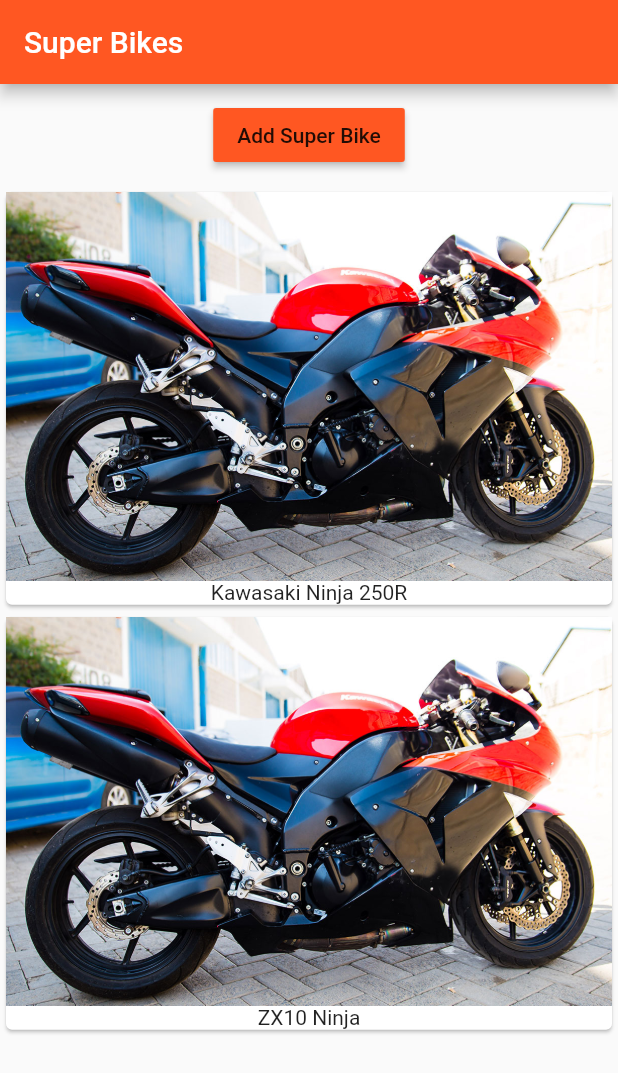
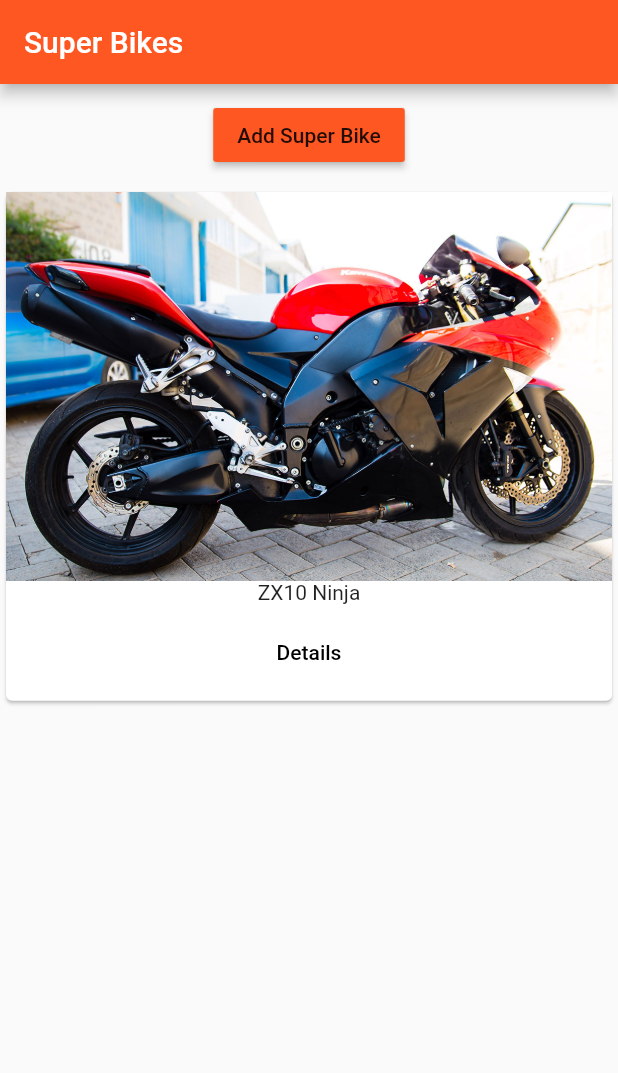
Before and after one commit to WambuaSimon/FlutterEasyList, a Flutter app: the screen it shows after launch, after a tap on "Add Super Bike", on a phone screen of 412 x 824 dp. Shown: the top 1073 px of the screen. Run offline on Flutter 3.47's test engine with Material 2 defaults, Android fonts, the phone set to English and light mode, and no system bars.

Commit message:
added basic navigation

```diff
--- a/lib/main.dart
+++ b/lib/main.dart
@@ -1,5 +1,6 @@
 import 'package:flutter/material.dart';
-import './product_manager.dart';
+import './pages/home.dart';
+
 // import 'package:flutter/rendering.dart';
 main() {
   // debugPaintSizeEnabled  = true;
@@ -10,16 +11,11 @@ class MyApp extends StatelessWidget {
   @override
   Widget build(BuildContext context) {
     return MaterialApp(
-      // debugShowMaterialGrid: true,
-      theme: ThemeData(
-          brightness: Brightness .light,
-          accentColor: Colors.deepPurple,
-          primarySwatch: Colors.deepOrange),
-      home: Scaffold(
-          appBar: AppBar(
-            title: Text('Super Bikes'),
-          ),
-          body: ProductManager('Kawasaki Ninja 250R')),
-    );
+        // debugShowMaterialGrid: true,
+        theme: ThemeData(
+            brightness: Brightness.light,
+            accentColor: Colors.deepPurple,
+            primarySwatch: Colors.deepOrange),
+        home: HomePage());
   }
 }
--- /dev/null
+++ b/lib/pages/home.dart
@@ -0,0 +1,16 @@
+import 'package:flutter/material.dart';
+import '../product_manager.dart';
+
+
+class HomePage extends StatelessWidget {
+  @override
+    Widget build(BuildContext context) {
+      // TODO: implement build
+      return Scaffold(
+          appBar: AppBar(
+            title: Text('Super Bikes'),
+          ),
+          body: ProductManager())
+  ;
+    }
+}
--- a/lib/product_manager.dart
+++ b/lib/product_manager.dart
@@ -5,7 +5,7 @@ import './product_control.dart';
 class ProductManager extends StatefulWidget {
   final String startingProduct;
 
-  ProductManager(this.startingProduct);
+  ProductManager({this.startingProduct});
 
   @override
   State<StatefulWidget> createState() {
@@ -20,8 +20,11 @@ class _ProductManagerState extends State<ProductManager> {
   @override
   void initState() {
     // TODO: implement initState
+    if(widget.startingProduct !=null ){
     _products.add(widget.startingProduct);
+    }
     super.initState();
+
   }
 
   void _addProduct(String product) {
--- a/lib/products.dart
+++ b/lib/products.dart
@@ -1,29 +1,51 @@
 import 'package:flutter/material.dart';
+import './pages/product.dart';
 
 class Products extends StatelessWidget {
   final List<String> products;
   Products(this.products);
 
-Widget _buildProductItem(BuildContext context, int index){
-
+  Widget _buildProductItem(BuildContext context, int index) {
     return Card(
       child: Column(
         children: <Widget>[
           Image.asset('assets/ninja2.jpg'),
-                      Text(products[index])
+          Text(products[index]),
+          ButtonBar(
+            alignment: MainAxisAlignment.center,
+            children: <Widget>[
+              FlatButton(
+                child: Text('Details'),
+                onPressed: () => Navigator.push(
+                    context,
+                    MaterialPageRoute(
+                        builder: (BuildContext context) => ProductPage())),
+              )
+            ],
+          )
         ],
       ),
     );
+  }
 
+  Widget _buildProductList() {
+    Widget productCard;
+    if (products.length > 0) {
+      productCard = ListView.builder(
+        itemBuilder: _buildProductItem,
+        itemCount: products.length,
+      );
+    } else {
+      productCard = Center(
+        child: Text('No products found, plese add some'),
+      );
+    }
+    return productCard;
   }
 
   @override
   Widget build(BuildContext context) {
     // TODO: implement build
-    return ListView.builder(
-      itemBuilder: _buildProductItem,
-      itemCount: products.length,
-
-    );
+    return _buildProductList();
   }
 }
```
Also changed, not shown: lib/pages/product.dart (added, +30 -0 lines). Lines whose indentation alone changed are shown as unchanged.
